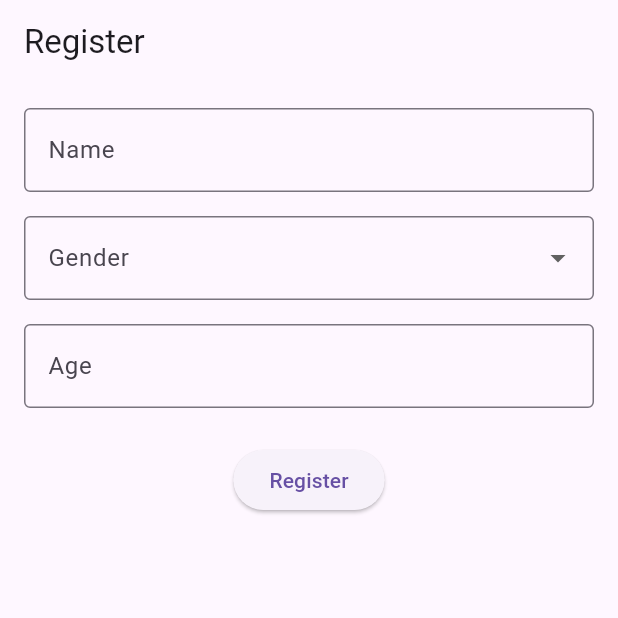
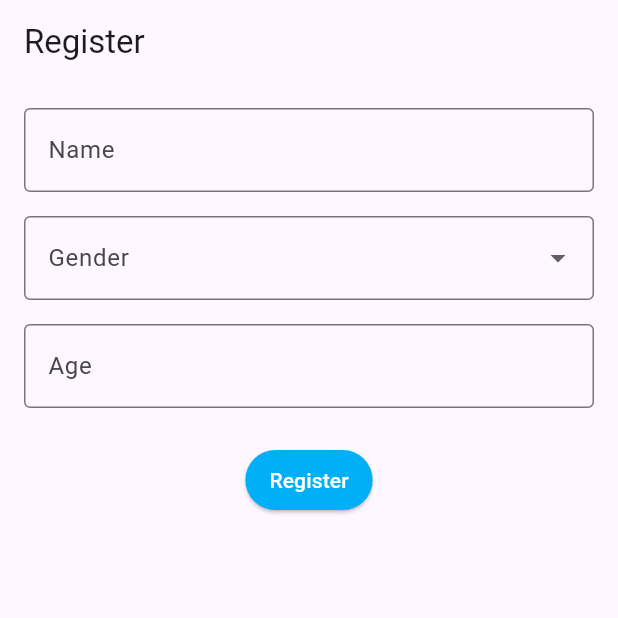
Before and after one commit to Hyunnin04/Mobile-Dev-Race-Tracker-Application, a Flutter app: the screen it shows after launch, on a phone screen of 412 x 824 dp, the top half of it. Run offline on Flutter 3.47's test engine with Material 3 defaults, Android fonts, the phone set to English and light mode, and no system bars; our stand-ins replace cloud_firestore, firebase_core; accounts and stored records are empty.

Commit message:
add and uesing reuesable widget

```diff
--- a/lib/main.dart
+++ b/lib/main.dart
@@ -2,6 +2,7 @@ import 'package:firebase_core/firebase_core.dart';
 import 'package:flutter/material.dart';
 import 'package:mobile_dev_race_tracker_application/screens/user/register_form_screen.dart';
 import 'package:cloud_firestore/cloud_firestore.dart';
+
 void main() async {
   WidgetsFlutterBinding.ensureInitialized();
   await Firebase.initializeApp();
--- a/lib/screens/user/register_form_screen.dart
+++ b/lib/screens/user/register_form_screen.dart
@@ -1,5 +1,6 @@
 import 'package:cloud_firestore/cloud_firestore.dart';
 import 'package:flutter/material.dart';
+import 'package:mobile_dev_race_tracker_application/widgets/inputs/button.dart';
 
 class RegisterForm extends StatefulWidget {
   @override
@@ -103,9 +104,10 @@ class _RegisterFormState extends State<RegisterForm> {
 
             SizedBox(height: 24.0),
             Center(
-              child: ElevatedButton(
+              child: Button(
+                text: 'Register',
+                isPrimary: true, // or false for secondary style
                 onPressed: _submitForm,
-                child: Text('Register'),
               ),
             ),
           ],
--- /dev/null
+++ b/lib/theme/theme.dart
@@ -0,0 +1,93 @@
+import 'package:flutter/material.dart';
+
+///
+/// Definition of App colors.
+///
+class AppColors {
+  static Color primary = const Color(0xFF00aff5);
+
+  static Color backgroundAccent = const Color(0xFFEDEDED);
+
+  static Color neutralDark = const Color(0xFF054752);
+  static Color neutral = const Color(0xFF3d5c62);
+  static Color neutralLight = const Color(0xFF708c91);
+  static Color neutralLighter = const Color(0xFF92A7AB);
+
+  static Color greyLight = const Color(0xFFE2E2E2);
+
+  static Color white = Colors.white;
+
+  static Color get backGroundColor {
+    return AppColors.primary;
+  }
+
+  static Color get textNormal {
+    return AppColors.neutralDark;
+  }
+
+  static Color get textLight {
+    return AppColors.neutralLight;
+  }
+
+  static Color get iconNormal {
+    return AppColors.neutral;
+  }
+
+  static Color get iconLight {
+    return AppColors.neutralLighter;
+  }
+
+  static Color get disabled {
+    return AppColors.greyLight;
+  }
+}
+
+///
+/// Definition of App text styles.
+///
+class TextStyles {
+  static TextStyle heading = TextStyle(
+    fontSize: 28,
+    fontWeight: FontWeight.w500,
+  );
+
+  static TextStyle title = TextStyle(fontSize: 20, fontWeight: FontWeight.w400);
+
+  static TextStyle body = TextStyle(fontSize: 16, fontWeight: FontWeight.w400);
+
+  static TextStyle label = TextStyle(fontSize: 13, fontWeight: FontWeight.w400);
+
+  static TextStyle button = TextStyle(
+    fontSize: 14,
+    fontWeight: FontWeight.w500,
+  );
+}
+
+///
+/// Definition of App spacings, in pixels.
+/// Bascially small (S), medium (m), large (l), extra large (x), extra extra large (xxl)
+///
+class Spacings {
+  static const double s = 12;
+  static const double m = 16;
+  static const double l = 24;
+  static const double xl = 32;
+  static const double xxl = 40;
+
+  static const double radius = 16;
+  static const double radiusLarge = 24;
+}
+
+class Size {
+  static const double icon = 24;
+
+  Size(double infinity, int i);
+}
+
+///
+/// Definition of App Theme.
+///
+ThemeData appTheme = ThemeData(
+  fontFamily: 'Eesti',
+  scaffoldBackgroundColor: Colors.white,
+);
--- /dev/null
+++ b/lib/widgets/actions/button.dart
@@ -0,0 +1,75 @@
+import 'package:flutter/material.dart';
+
+import '../../theme/theme.dart';
+
+enum ButtonType { primary, secondary }
+
+///
+/// Button rendering for the whole application
+///
+class Button extends StatelessWidget {
+  final String text;
+  final VoidCallback? onPressed;
+  final ButtonType type;
+  final IconData? icon;
+
+  const Button({
+    super.key,
+    required this.text,
+    required this.onPressed,
+    this.type = ButtonType.primary,
+    this.icon,
+  });
+
+  @override
+  Widget build(BuildContext context) {
+    // Compute the rendering
+    Color backgroundColor =
+        type == ButtonType.primary ? AppColors.primary : AppColors.white;
+
+    BorderSide border =
+        type == ButtonType.primary
+            ? BorderSide.none
+            : BorderSide(color: AppColors.greyLight, width: 2);
+
+    Color textColor =
+        type == ButtonType.primary ? AppColors.white : AppColors.primary;
+
+    Color iconColor =
+        type == ButtonType.primary ? AppColors.white : AppColors.primary;
+
+    // Create the button icon - if any
+    List<Widget> children = [];
+    if (icon != null) {
+      children.add(Icon(icon, size: 20, color: iconColor));
+      children.add(SizedBox(width: Spacings.s));
+    }
+
+    // Create the button text
+    Text buttonText = Text(
+      text,
+      style: TextStyles.button.copyWith(color: textColor),
+    );
+
+    children.add(buttonText);
+
+    // Render the button
+    return SizedBox(
+      child: OutlinedButton(
+        style: OutlinedButton.styleFrom(
+          backgroundColor: backgroundColor,
+          padding: EdgeInsets.symmetric(vertical: 20),
+          shape: RoundedRectangleBorder(
+            borderRadius: BorderRadius.circular(Spacings.radius),
+          ),
+          side: border,
+        ),
+        onPressed: onPressed,
+        child: Row(
+          mainAxisAlignment: MainAxisAlignment.center,
+          children: children,
+        ),
+      ),
+    );
+  }
+}
--- /dev/null
+++ b/lib/widgets/inputs/button.dart
@@ -0,0 +1,41 @@
+import 'package:flutter/material.dart';
+import 'package:mobile_dev_race_tracker_application/theme/theme.dart';
+
+/// Reusable custom button
+class Button extends StatelessWidget {
+  final String text;
+  final VoidCallback onPressed;
+  final bool isPrimary;
+
+  const Button({
+    super.key,
+    required this.text,
+    required this.onPressed,
+    this.isPrimary = true,
+  });
+
+  @override
+  Widget build(BuildContext context) {
+    return ElevatedButton.icon(
+      onPressed: onPressed,
+
+      label: Text(
+        text,
+        style: TextStyles.button.copyWith(
+          color: isPrimary ? Colors.white : AppColors.primary,
+        ),
+      ),
+      style: ElevatedButton.styleFrom(
+        // minimumSize: Size(double.infinity, 48), // Full width
+        padding: const EdgeInsets.symmetric(horizontal: Spacings.m),
+        backgroundColor: isPrimary ? AppColors.primary : Colors.white,
+        foregroundColor: isPrimary ? Colors.white : AppColors.primary,
+        side:
+            isPrimary ? null : BorderSide(color: AppColors.disabled, width: 2),
+        shape: RoundedRectangleBorder(
+          borderRadius: BorderRadius.circular(Spacings.radiusLarge),
+        ),
+      ),
+    );
+  }
+}
```
Also changed, not shown: lib/widgets/actions/bib_card.dart (added, +51 -0 lines), lib/widgets/display/divider.dart (added, +16 -0 lines), lib/widgets/inputs/bib_card.dart (added, +40 -0 lines), 3 other files.
